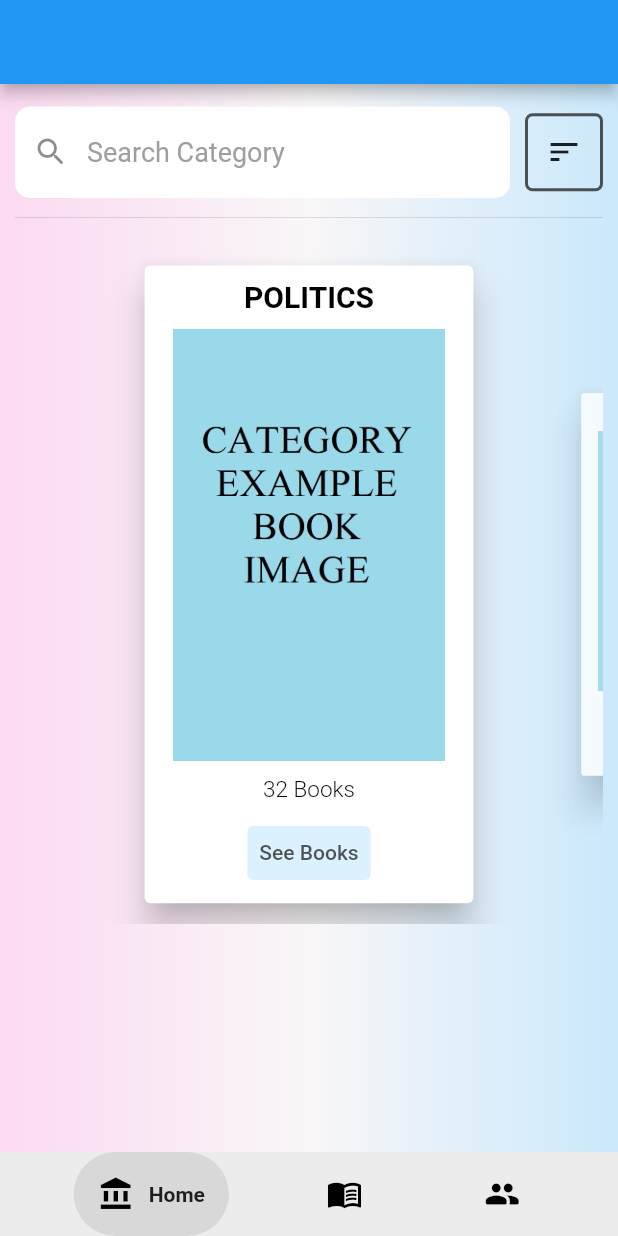
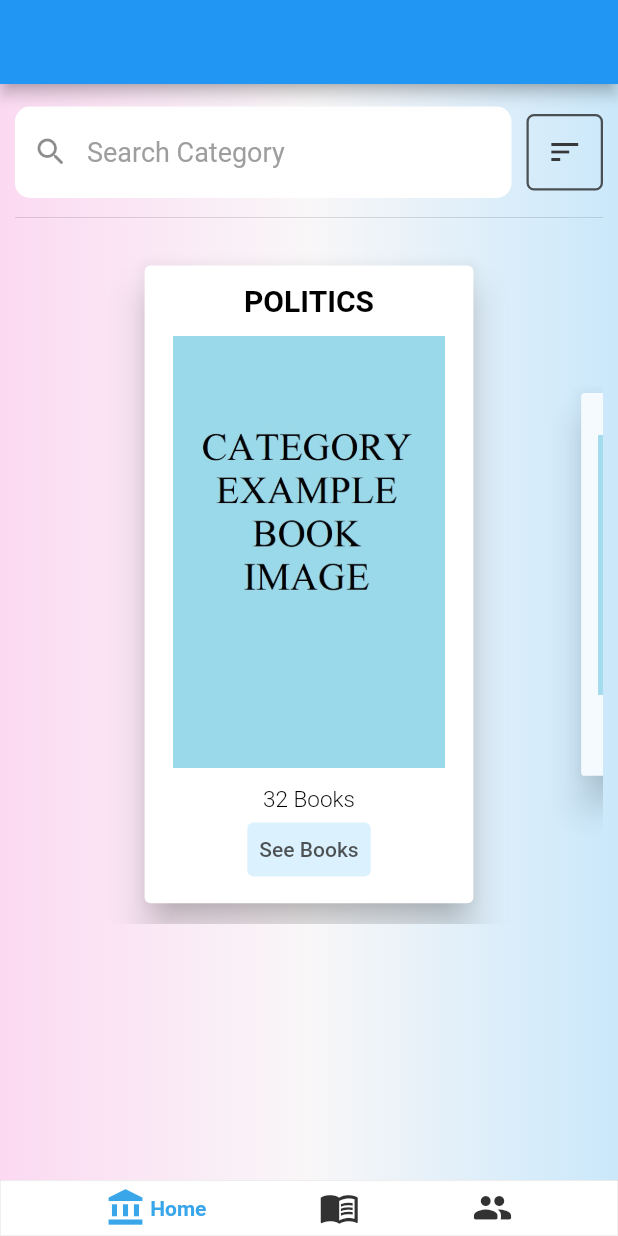
Before and after one commit to GTU-Ghostbusters/shelf_mobil_frontend, a Flutter app: the screen it shows after launch, on a phone screen of 412 x 824 dp. Run offline on Flutter 3.47's test engine with Material 2 defaults, Android fonts, the light colour scheme and no system bars; drawn by our look-alikes of google_nav_bar, scroll_snap_list.

Commit message:
Improved the design of bottom navigation bar

```diff
--- a/lib/main.dart
+++ b/lib/main.dart
@@ -34,20 +34,36 @@ class RootPage extends StatefulWidget {
 
 class _RootPageState extends State<RootPage> {
   int _currentPage = 0;
-  List<Widget> pages = [ HomePage(), const GetBookPage(), const ShareBookPage()];
+  final List<Widget> pages = [
+    HomePage(),
+    const GetBookPage(),
+    const ShareBookPage()
+  ];
 
   @override
   Widget build(BuildContext context) {
     return Scaffold(
       appBar: AppBar(),
-      bottomNavigationBar: GNav(
-        iconSize: 24,
-        padding: const EdgeInsets.all(16),
-        backgroundColor: const Color.fromARGB(20, 69, 69, 69),
+      bottomNavigationBar: Container(
+        decoration: BoxDecoration(
+          color: Colors.white,
+          border: Border.all(
+            width: 0.05,
+            color: const Color.fromARGB(240, 37, 37, 37),
+          ),
+        ),
+        child: GNav(
+          style: GnavStyle.oldSchool,
+          padding: const EdgeInsets.all(2.5),
+          tabMargin: const EdgeInsets.all(2.5),
+          duration: const Duration(milliseconds: 300),
           mainAxisAlignment: MainAxisAlignment.spaceEvenly,
-        duration: const Duration(milliseconds: 200),
-        gap: 10,
-        tabBackgroundColor: const Color.fromARGB(30, 69, 69, 69),
+          iconSize: 27,
+          textSize: 11,
+          gap: 3,
+          tabBorderRadius: 10,
+          activeColor: const Color.fromARGB(240, 45, 160, 232),
+          color: const Color.fromARGB(240, 37, 37, 37),
           tabs: const [
             GButton(
               icon: Icons.account_balance,
@@ -69,16 +85,8 @@ class _RootPageState extends State<RootPage> {
           },
           selectedIndex: _currentPage,
         ),
+      ),
       body: Container(
-        decoration: BoxDecoration(
-          gradient: LinearGradient(
-            tileMode: TileMode.mirror,
-            colors: [
-              Colors.grey.shade100,
-              Colors.grey.shade400,
-            ],
-          ),
-        ),
         child: pages[_currentPage],
       ),
     );
--- a/lib/pages/home_page.dart
+++ b/lib/pages/home_page.dart
@@ -70,11 +70,12 @@ class _HomePageState extends State<HomePage> {
                   decoration: BoxDecoration(
                     borderRadius: BorderRadius.circular(5),
                     border: Border.all(
-                      width: 2,
+                      width: 1.5,
                       color: const Color.fromARGB(200, 37, 37, 37),
                     ),
                   ),
                   child: IconButton(
+                    color: const Color.fromARGB(230, 37, 37, 37),
                     onPressed: () {
                       setState(
                         () {
@@ -145,6 +146,8 @@ class _HomePageState extends State<HomePage> {
                 "images/category_template.jpg",
               ),
             ),
+            Column(
+              children: [
                 Text(
                   category.numberOfBooks > 1
                       ? "${category.numberOfBooks} Books"
@@ -157,20 +160,22 @@ class _HomePageState extends State<HomePage> {
                     fontWeight: FontWeight.w300,
                   ),
                 ),
-            SizedBox(
-              child: category.numberOfBooks <= 0
+                category.numberOfBooks <= 0
                     ? const Text("")
                     : TextButton(
                         onPressed: (() {}),
                         style: TextButton.styleFrom(
-                        foregroundColor: const Color.fromARGB(200, 37, 37, 37),
-                        backgroundColor: const Color.fromARGB(50, 76, 185, 252),
+                          foregroundColor:
+                              const Color.fromARGB(200, 37, 37, 37),
+                          backgroundColor:
+                              const Color.fromARGB(50, 76, 185, 252),
                         ),
                         child: category.numberOfBooks > 1
                             ? const Text("See Books")
                             : const Text("See Book"),
                       ),
-            )
+              ],
+            ),
           ],
         ),
       ),
```
Lines whose indentation alone changed are shown as unchanged.
